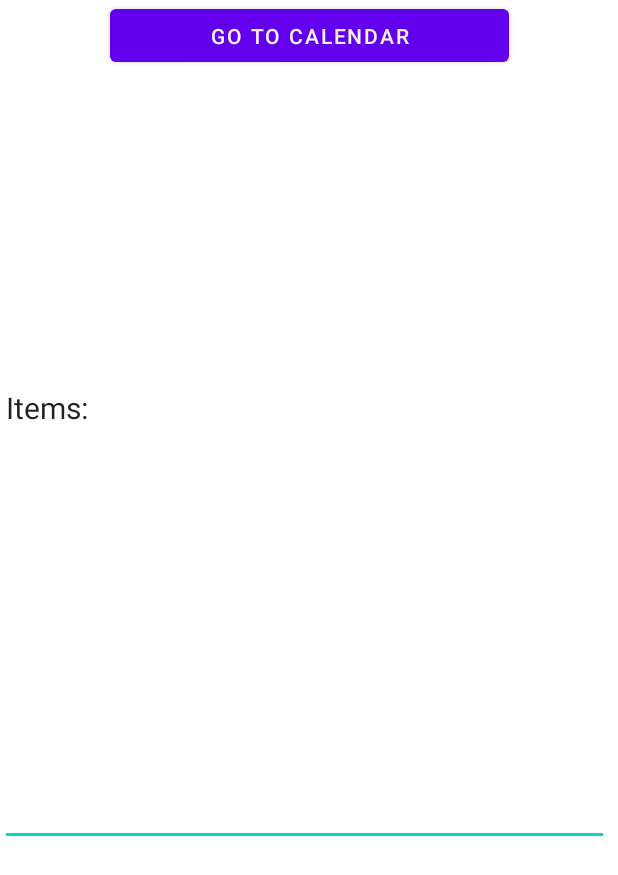
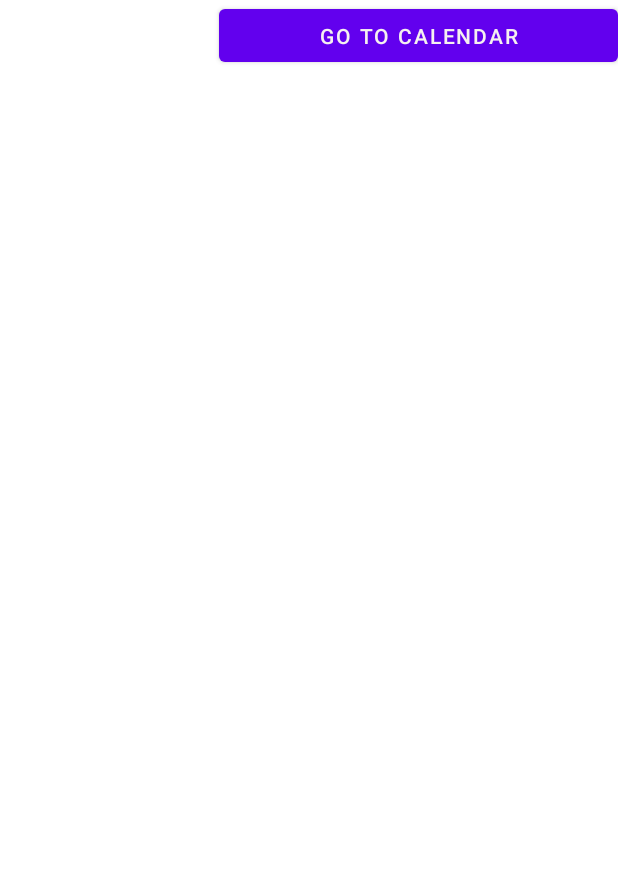
Before and after one commit to JoshMcClintock/Tan, an Android app: the layout activity_main.xml on its own in the app's theme, with its tools: preview values and no code run, on a phone screen of 412 x 824 dp. Shown: the top 875 px of the screen. Run offline under Robolectric (Android 15) with nearby library versions, the phone set to English and light mode, and no system bars.

Commit message:
Added json reading/writing and saving multiple items under one date

```diff
--- a/app/src/main/res/layout/activity_main.xml
+++ b/app/src/main/res/layout/activity_main.xml
@@ -1,34 +1,27 @@
 <?xml version="1.0" encoding="utf-8"?>
-<androidx.constraintlayout.widget.ConstraintLayout xmlns:android="http://schemas.android.com/apk/res/android"
-    xmlns:app="http://schemas.android.com/apk/res-auto"
+<RelativeLayout xmlns:android="http://schemas.android.com/apk/res/android"
     xmlns:tools="http://schemas.android.com/tools"
     android:layout_width="match_parent"
     android:layout_height="match_parent"
-    tools:context=".MainActivity">
+    xmlns:app="http://schemas.android.com/apk/res-auto"
+    tools:context="mobiledev.unb.ca.project.MainActivity">
 
-    <EditText
+    <androidx.recyclerview.widget.RecyclerView
         android:id="@+id/items"
-        android:layout_width="406dp"
-        android:layout_height="316dp"
-        android:layout_marginBottom="260dp"
-        android:gravity="left"
-        android:text="Items:\n"
-        android:textSize="20dp"
-        app:layout_constraintBottom_toBottomOf="parent"
-        app:layout_constraintHorizontal_bias="0.0"
-        app:layout_constraintLeft_toLeftOf="parent"
-        app:layout_constraintRight_toRightOf="parent"
-        app:layout_constraintTop_toBottomOf="@+id/btngocalendar"
-        app:layout_constraintVertical_bias="1.0" />
+        android:layout_width="match_parent"
+        android:layout_height="match_parent"
+        android:scrollbars="vertical"
+        app:layoutManager="androidx.recyclerview.widget.LinearLayoutManager" />
 
     <Button
         android:id="@+id/btngocalendar"
         android:layout_width="266dp"
         android:layout_height="47dp"
+        android:layout_alignParentEnd="true"
         android:text="Go to calendar"
         android:textColor="#F6F0F0"
         app:layout_constraintEnd_toEndOf="parent"
         app:layout_constraintStart_toStartOf="parent"
         app:layout_constraintTop_toTopOf="parent" />
 
-</androidx.constraintlayout.widget.ConstraintLayout>
+</RelativeLayout>
```
Also changed, not shown: app/src/main/AndroidManifest.xml (+7 -0 lines), app/src/main/java/mobiledev/unb/ca/project/ItemCreation.java (+39 -38 lines), app/src/main/java/mobiledev/unb/ca/project/MainActivity.java (+133 -54 lines), 1 other file.
